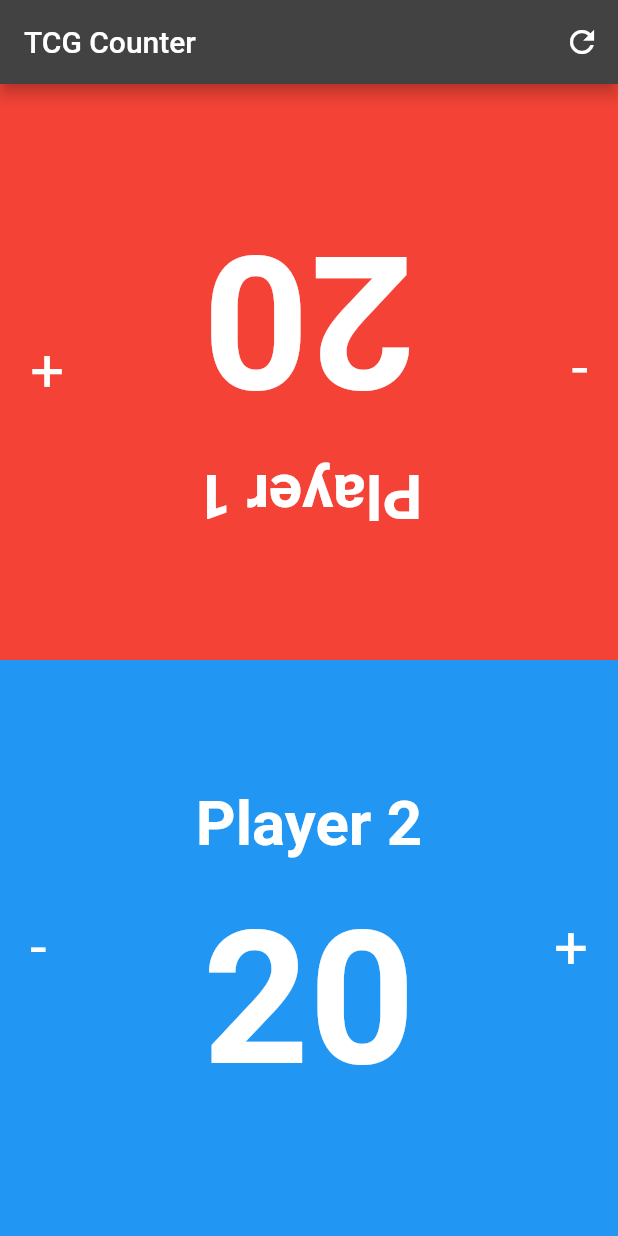
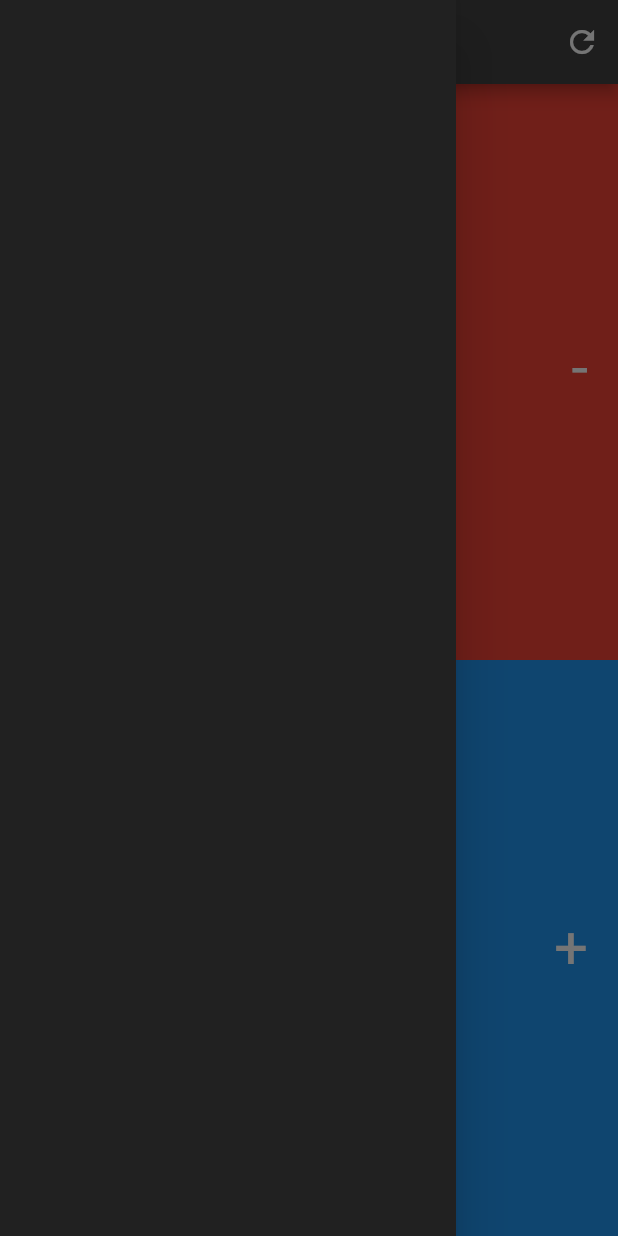
Before and after one commit to MatthewJones517/TCG-Counter-Flutter-Demo, a Flutter app: the screen it shows after launch, with the side drawer open (before the commit the screen has no drawer), on a phone screen of 412 x 824 dp. Run offline on Flutter 3.47's test engine with Material 2 defaults, Android fonts, the phone set to English and light mode, and no system bars; our stand-ins replace rxdart.

```diff
--- a/lib/src/screens/home_screen.dart
+++ b/lib/src/screens/home_screen.dart
@@ -9,6 +9,11 @@ class Home extends StatelessWidget {
     _bloc = Provider.of(context);
 
     return Scaffold(
+      drawer: Drawer(
+        child:Container(
+          color: Colors.grey[900],
+        )
+      ),
       appBar: AppBar(
         title: Text('TCG Counter'),
         actions: <Widget>[
```
